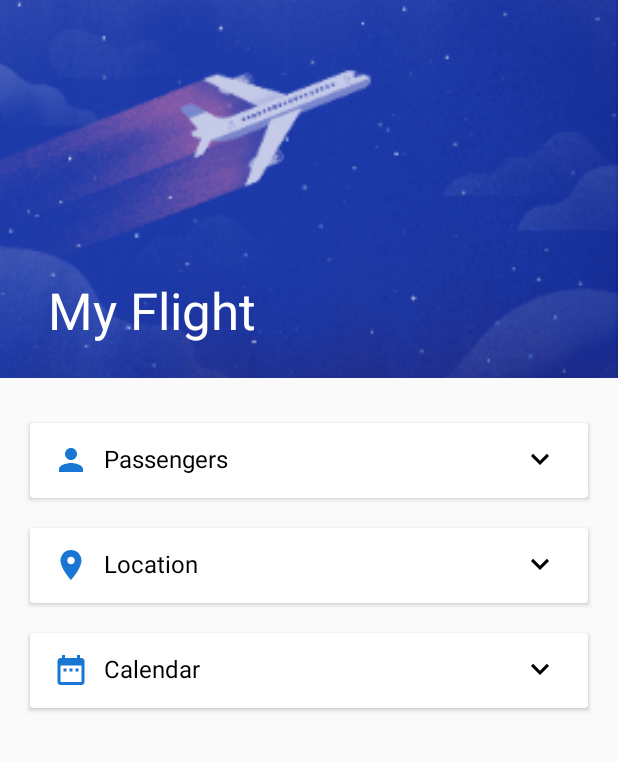
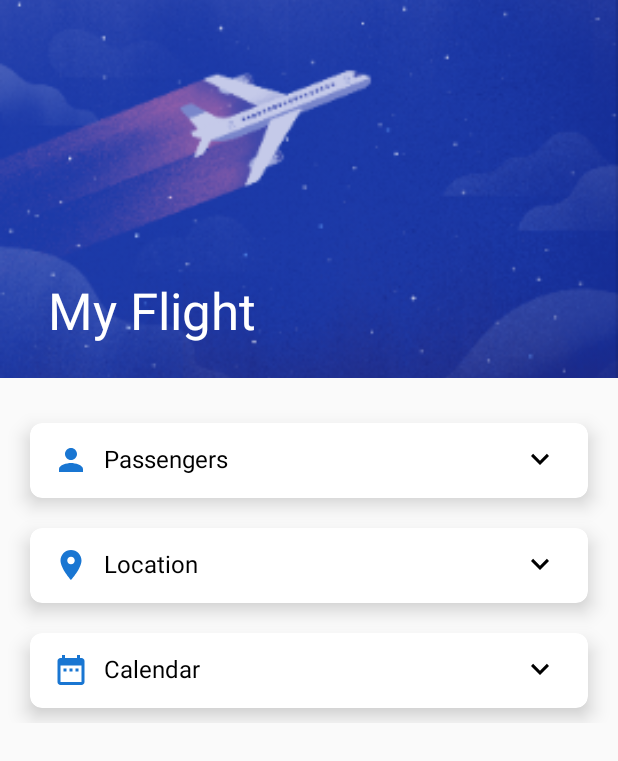
Before and after one commit to AleSpero/ExpandableCardView, an Android app: the screen it shows after launch (MainActivity), on a phone screen of 412 x 824 dp. Shown: the top 761 px of the screen. Run offline under Robolectric (Android 15) with nearby library versions, the phone set to English and light mode, and no system bars; 2 statements that could not run were skipped.

Commit message:
Adds elevation and cornerRadius of 8dp to the card.

```diff
--- a/expandablecardview/src/main/res/layout/expandable_cardview.xml
+++ b/expandablecardview/src/main/res/layout/expandable_cardview.xml
@@ -1,11 +1,15 @@
 <?xml version="1.0" encoding="utf-8"?>
-<android.support.v7.widget.CardView android:id="@+id/card"
+<android.support.v7.widget.CardView
+    xmlns:android="http://schemas.android.com/apk/res/android"
+    xmlns:app="http://schemas.android.com/apk/res-auto"
+    xmlns:card_view="http://schemas.android.com/apk/res-auto"
+    android:id="@+id/card"
     android:layout_width="wrap_content"
     android:layout_height="wrap_content"
+    card_view:cardElevation="8dp"
+    card_view:cardCornerRadius="8dp"
     android:paddingTop="@dimen/default_vertical_padding"
-    android:paddingBottom="@dimen/default_vertical_padding"
-    xmlns:android="http://schemas.android.com/apk/res/android"
-    xmlns:app="http://schemas.android.com/apk/res-auto">
+    android:paddingBottom="@dimen/default_vertical_padding">
         <LinearLayout
             android:id="@+id/viewContainer"
             android:layout_width="match_parent"
```
